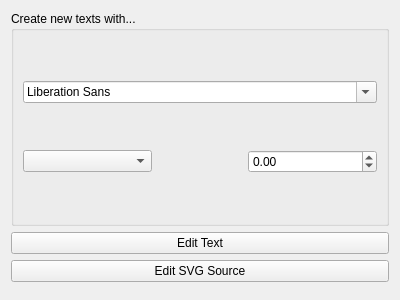
This is plugins/tools/svgtexttool/WdgSvgTextOptionWidget.ui in KDE/krita as Qt 5 draws it before an edit. The edited form follows.
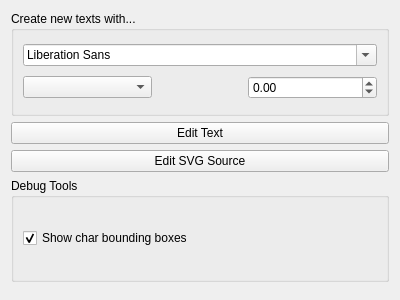
This is the edited form.

Commit message:
svgtexttool: Add UI to dynamically toggle debug outline
This UI only shows when KRITA_DEBUG_TEXTTOOL is set.

```diff
--- a/plugins/tools/svgtexttool/WdgSvgTextOptionWidget.ui
+++ b/plugins/tools/svgtexttool/WdgSvgTextOptionWidget.ui
@@ -103,13 +103,32 @@
      </property>
     </widget>
    </item>
-   <item row="3" column="0">
+   <item row="4" column="0">
     <spacer name="verticalSpacer">
      <property name="orientation">
       <enum>Qt::Vertical</enum>
      </property>
     </spacer>
    </item>
+   <item row="3" column="0">
+    <widget class="QGroupBox" name="groupBoxDebug">
+     <property name="title">
+      <string notr="true">Debug Tools</string>
+     </property>
+     <layout class="QVBoxLayout" name="verticalLayout_2">
+      <item>
+       <widget class="QCheckBox" name="chkDbgCharBbox">
+        <property name="text">
+         <string notr="true">Show char bounding boxes</string>
+        </property>
+        <property name="checked">
+         <bool>true</bool>
+        </property>
+       </widget>
+      </item>
+     </layout>
+    </widget>
+   </item>
   </layout>
  </widget>
  <resources/>
```
The commit also changes 1 other file.
